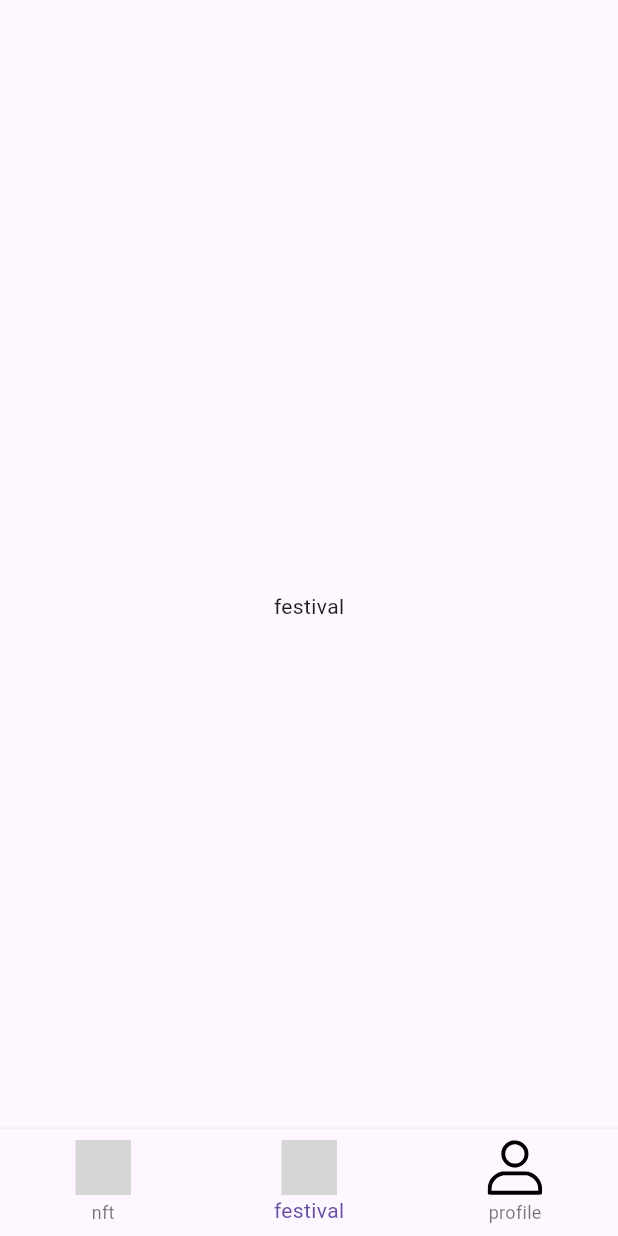
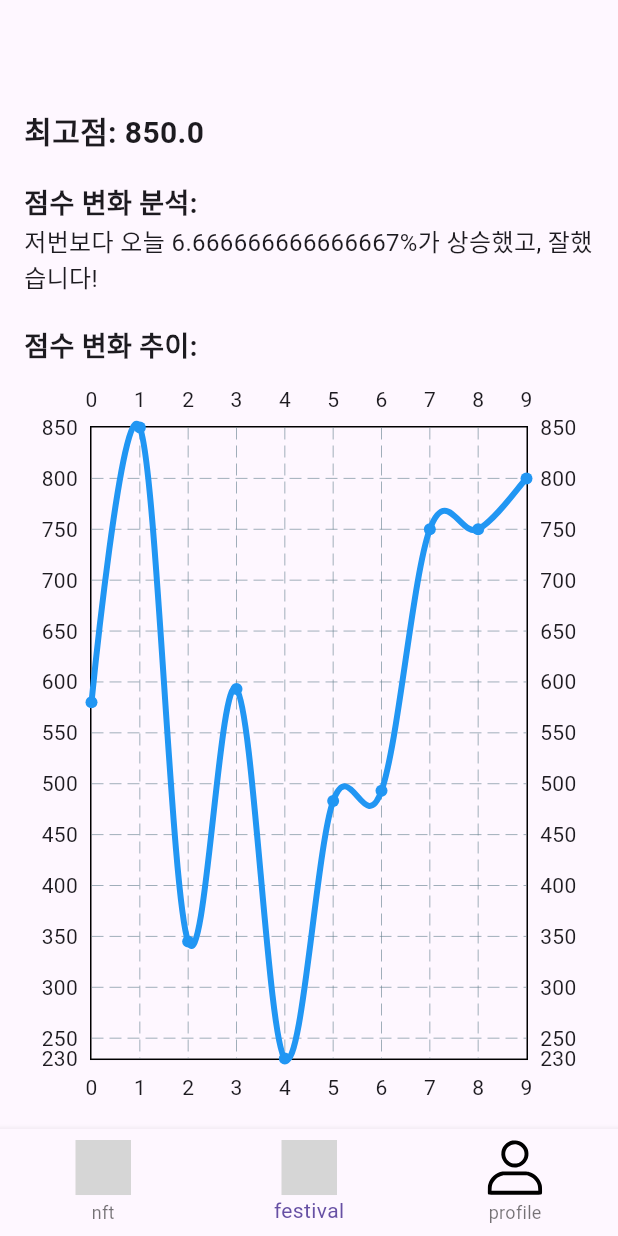
Before and after one commit to GDSC-MemoryBeat/MemoryBeat-FE, a Flutter app: the App screen opened directly, item 2 of the bottom bar chosen, on a phone screen of 412 x 824 dp. Run offline on Flutter 3.47's test engine with Material 3 defaults, Android fonts, the phone set to English and light mode, and no system bars; drawn by our look-alikes of fl_chart; our stand-ins replace camera, flutter_svg, get, permission_handler; missing offline and left inert: flutter_inappwebview; project files that could hold a hidden picture were left out; grey boxes are pictures that could not be loaded.

```diff
--- a/lib/src/app.dart
+++ b/lib/src/app.dart
@@ -3,7 +3,8 @@ import 'package:get/get.dart';
 import 'package:memorybeating/src/components/image_data.dart';
 import 'package:memorybeating/src/controller/bottom_navigator.dart';
 import 'package:memorybeating/src/pages/home.dart';
-
+import 'package:memorybeating/src/pages/scores.dart';
+import 'package:memorybeating/src/pages/catch_pet.dart';
 class App extends GetView<BottomNavController>{
   const App({Key? key}) : super(key: key);
 
@@ -16,12 +17,11 @@ class App extends GetView<BottomNavController>{
           index: controller.pageIndex.value,
           children: [
             Home(),
-            Container(
-              child: const Center(child: Text('festival')),
-            ),
-            Container(
-              child: const Center(child: Text('profile')),
-            ),
+            ScorePage(),
+            CatchPet(),
+            //Container(
+              //child: const Center(child: Text('profile')),
+            //),
           ],
         ),
         bottomNavigationBar: BottomNavigationBar(
--- a/lib/src/controller/bottom_navigator.dart
+++ b/lib/src/controller/bottom_navigator.dart
@@ -4,8 +4,8 @@ import 'dart:io';
 import 'package:memorybeating/src/components/message_popup.dart';
 enum PageName{nft,fest,profile}
 class BottomNavController extends GetxController{
-  RxInt pageIndex=1.obs;
-  List<int> bottomHistory =[1];
+  RxInt pageIndex=0.obs;
+  List<int> bottomHistory =[0];
 
   void changeBottomNav(int value,{bool hasGesture = true}){
     var page=PageName.values[value];
--- /dev/null
+++ b/lib/src/pages/scores.dart
@@ -0,0 +1,92 @@
+import 'dart:ui';
+
+import 'package:flutter/material.dart';
+import 'package:fl_chart/fl_chart.dart';
+import 'package:flutter/widgets.dart';
+
+class ScorePage extends StatelessWidget {
+  final List<double> scores;
+
+  // scores 배열에서 최대 값 찾아서 최고 점수로 설정
+  ScorePage({this.scores = const [130, 580, 850, 345, 593, 230, 483, 493, 750, 750, 800]});
+
+  @override
+  Widget build(BuildContext context) {
+    // 최고 점수 계산
+    double maxScore = scores.isNotEmpty ? scores.reduce((curr, next) => curr > next ? curr : next) : 0;
+
+    // 최근 10개의 데이터 값 추출
+    List<double> recentScores = scores.length > 10
+        ? scores.sublist(scores.length - 10)
+        : scores;
+
+    // 데이터를 이용해 꺽은선 그래프를 생성
+    LineChartData data = LineChartData(
+  lineBarsData: [
+    LineChartBarData(
+      spots: recentScores.asMap().entries.map((entry) {
+        return FlSpot(entry.key.toDouble(), entry.value);
+      }).toList(),
+      isCurved: true,
+      barWidth: 4,
+      isStrokeCapRound: true,
+      belowBarData: BarAreaData(show: false),
+      //color:Color.fromARGB(a, r, g, b),
+      color:Colors.blue
+      //colors: [Colors.blue], // 색상을 여기서 설정합니다.
+    ),
+  ],
+);
+
+    // 최근 데이터 분석
+    double lastScore = recentScores.last;
+    double previousScore = recentScores.length > 1 ? recentScores[recentScores.length - 2] : 0;
+    double changePercent = ((lastScore - previousScore) / previousScore) * 100;
+
+    // 분석 결과에 따른 문구 설정
+    String analysisText;
+    if (changePercent > 0) {
+      analysisText = "저번보다 오늘 $changePercent%가 상승했고, 잘했습니다!";
+    } else if (changePercent < 0) {
+      analysisText = "저번보다 오늘 ${changePercent.abs()}%가 하락했고, 분발해보세요!";
+    } else {
+      analysisText = "저번과 동일한 점수에요. 계속 힘내세요!";
+    }
+
+    return Scaffold(
+      //appBar: AppBar(
+      //  title: Text('Score Page'),
+      //),
+      body: Padding(
+        padding: EdgeInsets.all(16.0),
+        child: Column(
+          crossAxisAlignment: CrossAxisAlignment.stretch,
+          children: [
+            Text(
+              '최고점: $maxScore',
+              style: TextStyle(fontSize: 20, fontWeight: FontWeight.bold),
+            ),
+            SizedBox(height: 20),
+            Text(
+              '점수 변화 분석:',
+              style: TextStyle(fontSize: 18, fontWeight: FontWeight.bold),
+            ),
+            Text(
+              analysisText,
+              style: TextStyle(fontSize: 16),
+            ),
+            SizedBox(height: 20),
+            Text(
+              '점수 변화 추이:',
+              style: TextStyle(fontSize: 18, fontWeight: FontWeight.bold),
+            ),
+            SizedBox(height: 10),
+            Expanded(
+              child: LineChart(data),
+            ),
+          ],
+        ),
+      ),
+    );
+  }
+}
--- a/pubspec.yaml
+++ b/pubspec.yaml
@@ -40,6 +40,9 @@ dependencies:
   webview_flutter: ^4.7.0
   flutter_inappwebview: ^6.0.0
   camera: ^0.10.5+6
+  fl_chart: ^0.66.2
+  permission_handler: ^11.3.0
+  url_launcher: ^6.2.5
 dev_dependencies:
   flutter_test:
     sdk: flutter
```
Also changed, not shown: lib/main.dart (+13 -2 lines), lib/src/pages/home.dart (+69 -8 lines), assets/images/blue_mem.PNG (added), assets/images/green_one.PNG (added), assets/images/red_green.PNG (added), assets/images/score_example.PNG (added), assets/images/trophy.svg (added), lib/src/pages/hand_camera.dart (deleted), lib/src/pages/login.dart (added), lib/src/pages/show_information.dart (added), pubspec.lock, 1 other file.
